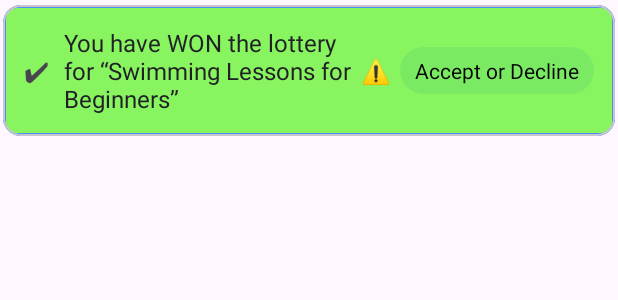
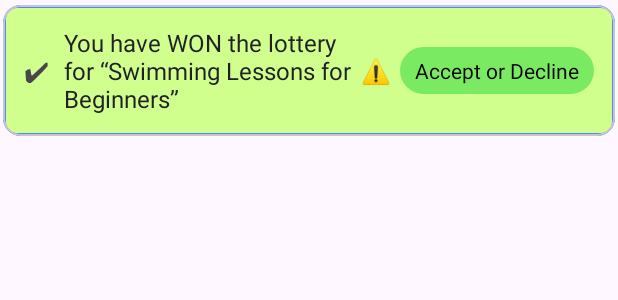
Before and after one commit to CMPUT301f25Orchid/Project, an Android app: the layout item_notification_won.xml on its own in the app's theme, with its tools: preview values and no code run, on a phone screen of 412 x 824 dp. Shown: the top 300 px of the screen. Run offline under Robolectric (Android 15) with nearby library versions, the phone set to English and light mode, and no system bars.

Commit message:
Color edit

```diff
--- a/FairDraw/app/src/main/res/drawable/notification_card_won.xml
+++ b/FairDraw/app/src/main/res/drawable/notification_card_won.xml
@@ -1,5 +1,5 @@
 <shape xmlns:android="http://schemas.android.com/apk/res/android" android:shape="rectangle">
-    <solid android:color="#88F460"/>
+    <solid android:color="#D1FF8D"/>
     <stroke android:width="2dp" android:color="@color/brand_blue"/>
     <corners android:radius="8dp"/>
 </shape>
```
